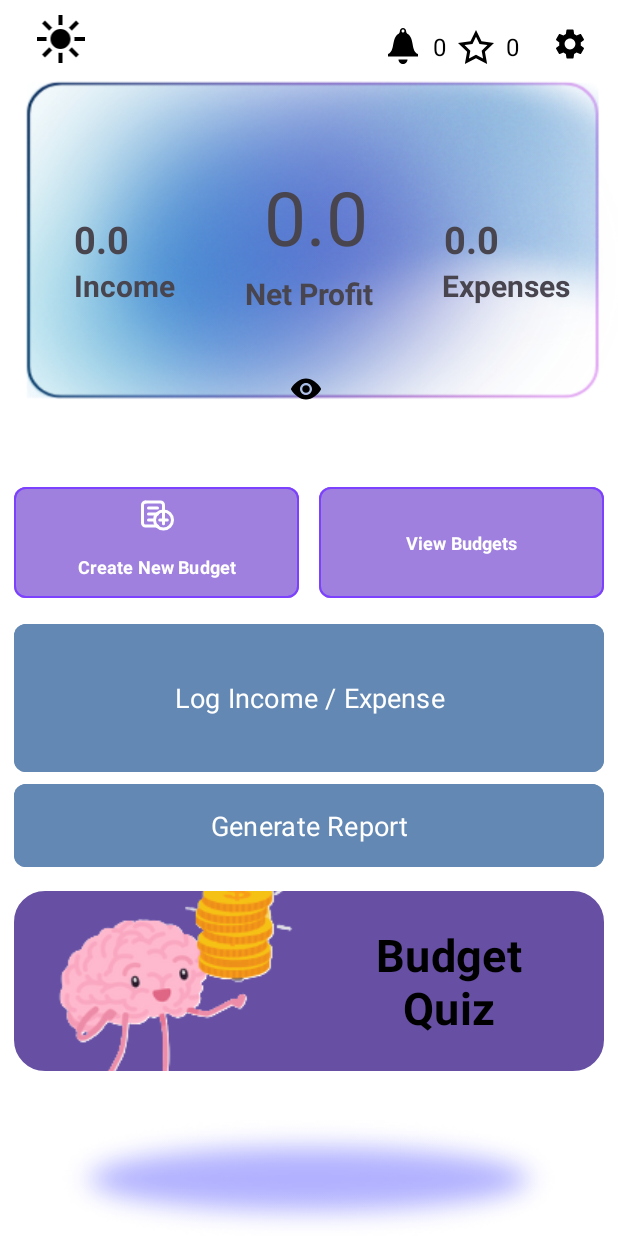
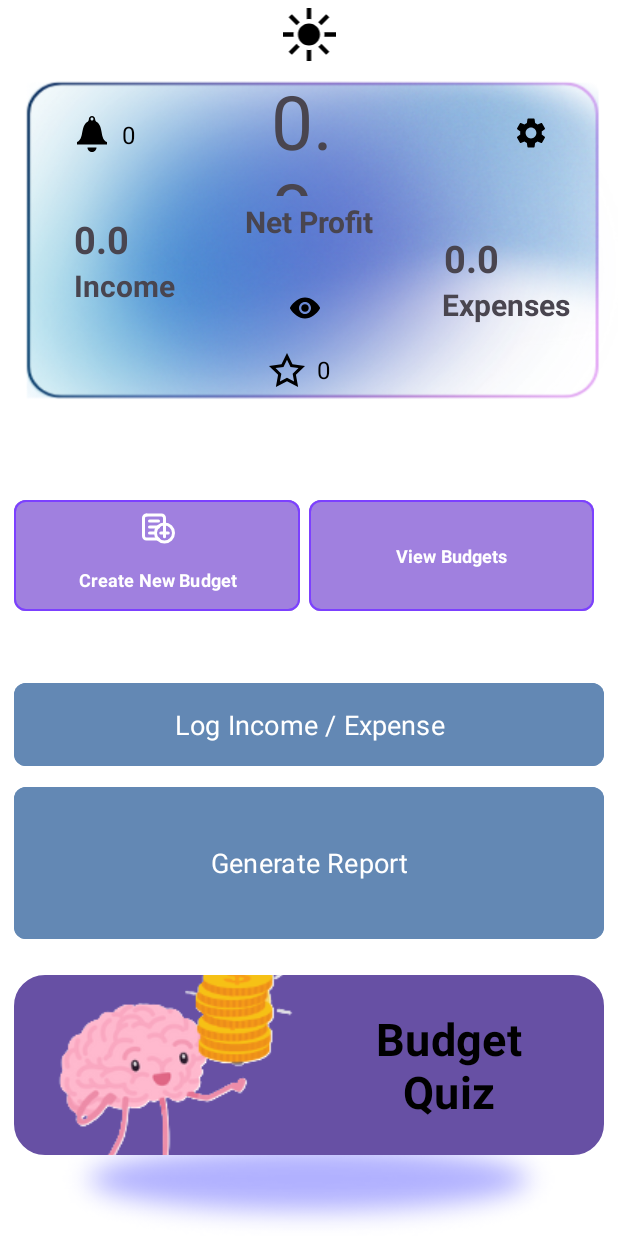
Before and after one commit to aadeza/PROG_POE_2025, an Android app: the Home screen opened directly, with no data from a screen before it, on a phone screen of 412 x 824 dp. Run offline under Robolectric (Android 15) with nearby library versions, the phone set to English and light mode, and no system bars; Roboto replaces fonts that are not available here.

Commit message:
Home with shitty design

```diff
--- a/app/src/main/res/layout/activity_home.xml
+++ b/app/src/main/res/layout/activity_home.xml
@@ -12,29 +12,31 @@
 
     <TextView
         android:id="@+id/txtMyProfit"
-        android:layout_width="wrap_content"
-        android:layout_height="wrap_content"
-        android:layout_marginEnd="11dp"
-        android:layout_marginBottom="31dp"
+        android:layout_width="0dp"
+        android:layout_height="84dp"
+        android:layout_marginTop="43dp"
+        android:layout_marginEnd="92dp"
+        android:layout_marginBottom="47dp"
         android:fontFamily="@font/bokor"
         android:text="@string/txtTotalIncome"
         android:textSize="50sp"
-        app:layout_constraintBottom_toBottomOf="@+id/txtGross"
-        app:layout_constraintEnd_toStartOf="@+id/linearLayout10"
-        app:layout_constraintStart_toEndOf="@+id/btnBrightDarkMode" />
+        app:layout_constraintBottom_toTopOf="@+id/btnHideUnhide"
+        app:layout_constraintEnd_toStartOf="@+id/btnSettings"
+        app:layout_constraintStart_toEndOf="@+id/linearLayout10"
+        app:layout_constraintTop_toTopOf="parent" />
 
     <TextView
         android:id="@+id/txtGross"
         android:layout_width="wrap_content"
         android:layout_height="wrap_content"
-        android:layout_marginBottom="26dp"
+        android:layout_marginTop="3dp"
         android:fontFamily="@font/tiro_devanagari_marathi"
         android:text="@string/txtProfit"
         android:textSize="20sp"
         android:textStyle="bold"
-        app:layout_constraintBottom_toTopOf="@+id/btnHideUnhide"
         app:layout_constraintEnd_toEndOf="parent"
-        app:layout_constraintStart_toStartOf="parent" />
+        app:layout_constraintStart_toStartOf="parent"
+        app:layout_constraintTop_toBottomOf="@+id/txtMyProfit" />
 
     <TextView
         android:id="@+id/txtMyMoney"
@@ -52,15 +54,15 @@
         android:id="@+id/txtExpense"
         android:layout_width="wrap_content"
         android:layout_height="wrap_content"
+        android:layout_marginTop="28dp"
         android:layout_marginEnd="32dp"
         android:fontFamily="@font/tiro_devanagari_marathi"
         android:text="@string/txtExpense"
         android:textSize="20sp"
         android:textStyle="bold"
-        app:layout_constraintBottom_toBottomOf="@+id/txtProfit"
         app:layout_constraintEnd_toEndOf="parent"
         app:layout_constraintStart_toEndOf="@+id/btnHideUnhide"
-        app:layout_constraintTop_toTopOf="@+id/txtProfit" />
+        app:layout_constraintTop_toBottomOf="@+id/txtGross" />
 
     <TextView
         android:id="@+id/txtMyExpenses"
@@ -79,7 +81,7 @@
         android:layout_width="wrap_content"
         android:layout_height="wrap_content"
         android:layout_marginStart="49dp"
-        android:layout_marginEnd="56dp"
+        android:layout_marginEnd="55dp"
         android:fontFamily="@font/tiro_devanagari_marathi"
         android:text="@string/txtIncome"
         android:textSize="20sp"
@@ -88,12 +90,13 @@
         app:layout_constraintStart_toStartOf="parent"
         app:layout_constraintTop_toBottomOf="@+id/txtMyMoney" />
 
+
     <Button
         android:id="@+id/btnCreateBudget"
         android:layout_width="0dp"
         android:layout_height="0dp"
         android:layout_marginStart="9dp"
-        android:layout_marginEnd="13dp"
+        android:layout_marginEnd="6dp"
         android:backgroundTint="#A080DF"
         android:drawableTop="@drawable/add_budget"
         android:fontFamily="@font/tiro_devanagari_marathi"
@@ -114,9 +117,9 @@
         android:id="@+id/btnViewBudgets"
         android:layout_width="0dp"
         android:layout_height="82dp"
-        android:layout_marginTop="132dp"
-        android:layout_marginEnd="9dp"
-        android:layout_marginBottom="133dp"
+        android:layout_marginTop="74dp"
+        android:layout_marginEnd="16dp"
+        android:layout_marginBottom="72dp"
         android:backgroundTint="#A080DF"
         android:drawablePadding="20dp"
         android:fontFamily="@font/tiro_devanagari_marathi"
@@ -125,10 +128,10 @@
         android:textSize="12sp"
         android:textStyle="bold"
         app:cornerRadius="8dp"
-        app:layout_constraintBottom_toBottomOf="@+id/btnGenerateReport"
+        app:layout_constraintBottom_toBottomOf="@+id/btnLogExpInc"
         app:layout_constraintEnd_toEndOf="parent"
         app:layout_constraintStart_toEndOf="@+id/btnCreateBudget"
-        app:layout_constraintTop_toTopOf="@+id/txtMyExpenses"
+        app:layout_constraintTop_toTopOf="@+id/linearLayout9"
         app:strokeColor="#7c40ff"
         app:strokeWidth="1dp" />
 
@@ -137,8 +140,8 @@
         android:layout_width="0dp"
         android:layout_height="120dp"
         android:layout_marginStart="9dp"
-        android:layout_marginTop="12dp"
         android:layout_marginEnd="9dp"
+        android:layout_marginBottom="54dp"
         android:background="@drawable/rounded_corner"
         android:drawableLeft="@drawable/budget_quiz"
         android:fontFamily="@font/bokor"
@@ -146,71 +149,69 @@
         android:textColor="#000000"
         android:textSize="30sp"
         android:textStyle="bold"
+        app:layout_constraintBottom_toBottomOf="parent"
         app:layout_constraintEnd_toEndOf="parent"
-        app:layout_constraintStart_toStartOf="parent"
-        app:layout_constraintTop_toBottomOf="@+id/btnGenerateReport" />
-
+        app:layout_constraintStart_toStartOf="parent" />
 
     <Button
         android:id="@+id/btnGenerateReport"
         android:layout_width="0dp"
-        android:layout_height="63dp"
+        android:layout_height="0dp"
         android:layout_marginStart="9dp"
+        android:layout_marginTop="6dp"
         android:layout_marginEnd="9dp"
-        android:layout_marginBottom="242dp"
+        android:layout_marginBottom="20dp"
         android:backgroundTint="#6388B4"
         android:fontFamily="@font/tiro_devanagari_marathi"
         android:text="@string/btnGenerateReport"
         android:textColor="@color/white"
         android:textSize="18sp"
         app:cornerRadius="8dp"
-        app:layout_constraintBottom_toBottomOf="parent"
+        app:layout_constraintBottom_toTopOf="@+id/btnBudgetQuiz"
         app:layout_constraintEnd_toEndOf="parent"
-        app:layout_constraintStart_toStartOf="parent" />
+        app:layout_constraintStart_toStartOf="parent"
+        app:layout_constraintTop_toBottomOf="@+id/btnLogExpInc" />
+
 
     <Button
         android:id="@+id/btnLogExpInc"
-        android:layout_width="0dp"
-        android:layout_height="0dp"
-        android:layout_marginStart="9dp"
-        android:layout_marginTop="9dp"
-        android:layout_marginEnd="9dp"
+        android:layout_width="393dp"
+        android:layout_height="63dp"
+        android:layout_marginTop="263dp"
+        android:layout_marginBottom="263dp"
         android:backgroundTint="#6388B4"
         android:fontFamily="@font/afacad_semibold"
         android:text="@string/btnLogExpInc"
         android:textColor="@color/white"
         android:textSize="18sp"
         app:cornerRadius="8dp"
-        app:layout_constraintBottom_toTopOf="@+id/btnGenerateReport"
-        app:layout_constraintEnd_toEndOf="parent"
-        app:layout_constraintStart_toStartOf="parent"
-        app:layout_constraintTop_toBottomOf="@+id/btnCreateBudget" />
-
+        app:layout_constraintBottom_toBottomOf="parent"
+        app:layout_constraintEnd_toStartOf="@+id/btnViewBudgets"
+        app:layout_constraintStart_toStartOf="@+id/btnViewBudgets"
+        app:layout_constraintTop_toTopOf="@+id/txtMyMoney" />
 
     <ImageButton
         android:id="@+id/btnSettings"
         android:layout_width="0dp"
-        android:layout_height="0dp"
-        android:layout_marginTop="5dp"
-        android:layout_marginEnd="8dp"
-        android:layout_marginBottom="1dp"
+        android:layout_height="48dp"
+        android:layout_marginEnd="31dp"
         android:background="@android:color/transparent"
         android:contentDescription="Settings Button"
         android:src="@drawable/baseline_settings_24"
-        app:layout_constraintBottom_toBottomOf="@+id/linearLayout9"
+        app:layout_constraintBottom_toBottomOf="@+id/txtMyProfit"
         app:layout_constraintEnd_toEndOf="parent"
-        app:layout_constraintStart_toEndOf="@+id/linearLayout9"
-        app:layout_constraintTop_toTopOf="parent" />
+        app:layout_constraintStart_toEndOf="@+id/txtMyProfit"
+        app:layout_constraintTop_toTopOf="@+id/txtMyProfit" />
 
     <ImageButton
         android:id="@+id/btnHideUnhide"
         android:layout_width="0dp"
         android:layout_height="47dp"
-        android:layout_marginTop="189dp"
-        android:layout_marginEnd="59dp"
-        android:layout_marginBottom="190dp"
+        android:layout_marginTop="174dp"
+        android:layout_marginEnd="60dp"
+        android:layout_marginBottom="175dp"
         android:background="@android:color/transparent"
-        app:layout_constraintBottom_toBottomOf="@+id/btnLogExpInc"
+        app:layout_constraintBottom_toBottomOf="@+id/btnCreateBudget"
         app:layout_constraintEnd_toStartOf="@+id/txtExpense"
         app:layout_constraintStart_toEndOf="@+id/txtProfit"
         app:layout_constraintTop_toTopOf="parent"
@@ -218,15 +219,14 @@
 
     <LinearLayout
         android:id="@+id/linearLayout9"
-        android:layout_width="0dp"
+        android:layout_width="53dp"
         android:layout_height="46dp"
-        android:layout_marginTop="8dp"
-        android:layout_marginEnd="1dp"
+        android:layout_marginTop="19dp"
         android:gravity="center_vertical"
         android:orientation="horizontal"
-        app:layout_constraintEnd_toStartOf="@+id/btnSettings"
-        app:layout_constraintStart_toEndOf="@+id/linearLayout10"
-        app:layout_constraintTop_toTopOf="parent">
+        app:layout_constraintEnd_toStartOf="@+id/btnViewBudgets"
+        app:layout_constraintStart_toStartOf="@+id/btnViewBudgets"
+        app:layout_constraintTop_toBottomOf="@+id/txtProfit">
 
         <ImageButton
             android:id="@+id/btnStreak"
@@ -249,19 +249,23 @@
     <LinearLayout
         android:id="@+id/linearLayout10"
         android:layout_width="0dp"
-        android:layout_height="0dp"
+        android:layout_height="46dp"
+        android:layout_marginStart="49dp"
+        android:layout_marginTop="20dp"
+        android:layout_marginEnd="77dp"
+        android:layout_marginBottom="21dp"
         android:gravity="center_vertical"
         android:orientation="horizontal"
-        app:layout_constraintBottom_toBottomOf="@+id/linearLayout9"
-        app:layout_constraintEnd_toStartOf="@+id/linearLayout9"
-        app:layout_constraintStart_toEndOf="@+id/txtMyProfit"
-        app:layout_constraintTop_toTopOf="@+id/linearLayout9">
+        app:layout_constraintBottom_toTopOf="@+id/txtGross"
+        app:layout_constraintEnd_toStartOf="@+id/txtMyProfit"
+        app:layout_constraintStart_toStartOf="parent"
+        app:layout_constraintTop_toTopOf="@+id/txtMyProfit">
 
         <ImageButton
             android:id="@+id/btnNotification"
             android:layout_width="wrap_content"
             android:layout_height="wrap_content"
-            android:background="@color/white"
+            android:background="@android:color/transparent"
             app:srcCompat="@drawable/bell"
             tools:layout_editor_absoluteX="76dp"
             tools:layout_editor_absoluteY="3dp" />
@@ -279,14 +283,12 @@
 
     <ImageView
         android:id="@+id/btnBrightDarkMode"
-        android:layout_width="0dp"
-        android:layout_height="32dp"
-        android:layout_marginStart="16dp"
-        android:layout_marginTop="10dp"
-        android:layout_marginEnd="111dp"
-        android:layout_marginBottom="11dp"
-        app:layout_constraintBottom_toBottomOf="@+id/btnSettings"
-        app:layout_constraintEnd_toStartOf="@+id/txtMyProfit"
+        android:layout_width="53dp"
+        android:layout_height="0dp"
+        android:layout_marginTop="5dp"
+        android:layout_marginBottom="6dp"
+        app:layout_constraintBottom_toTopOf="@+id/txtMyProfit"
+        app:layout_constraintEnd_toEndOf="parent"
         app:layout_constraintStart_toStartOf="parent"
         app:layout_constraintTop_toTopOf="parent"
         app:srcCompat="@drawable/sun" />
```
